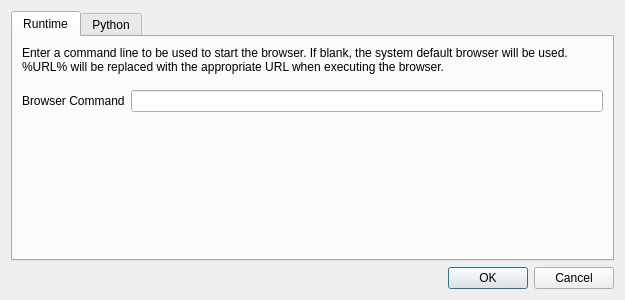
pgadmin-org/pgadmin4, file runtime/ConfigWindow.ui: the form before one commit.
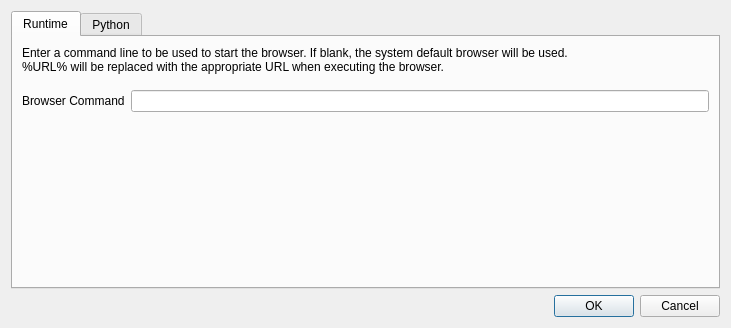
The form after the commit.

Commit message: Improve sizing on Linux

The edit to the form file:
```diff
--- a/runtime/ConfigWindow.ui
+++ b/runtime/ConfigWindow.ui
@@ -6,8 +6,8 @@
    <rect>
     <x>0</x>
     <y>0</y>
-    <width>625</width>
-    <height>300</height>
+    <width>731</width>
+    <height>328</height>
    </rect>
   </property>
   <property name="sizePolicy">
```
